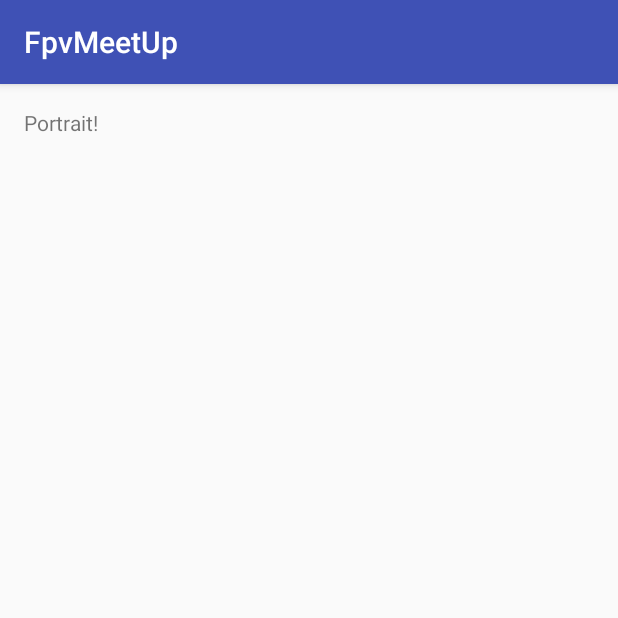
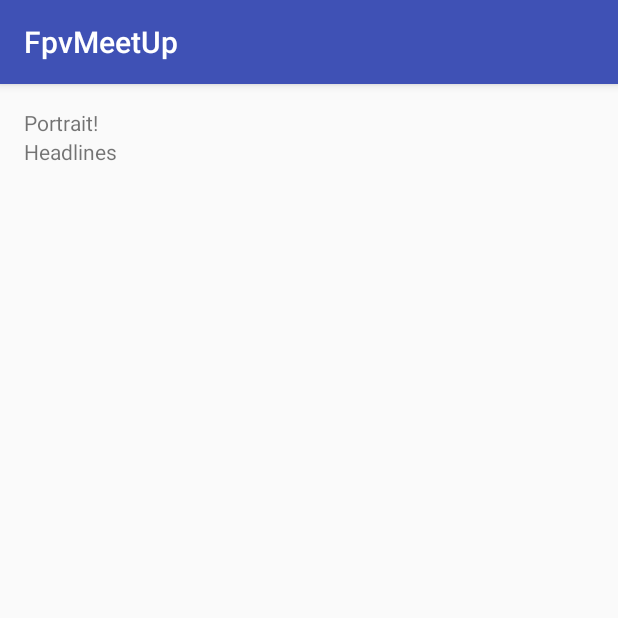
Before and after one commit to HenriqueAguaDoce/FpvMeetUp, an Android app: the screen it shows after launch (MainActivity), on a phone screen of 412 x 824 dp, the top half of it. Run offline under Robolectric (Android 15) with nearby library versions, the phone set to English and light mode, and no system bars.

Commit message:
Reimplementação da aplicação "News" - Ponto 4

```diff
--- a/app/src/main/java/pt/ipbeja/pdm2/fpvmeetup/MainActivity.java
+++ b/app/src/main/java/pt/ipbeja/pdm2/fpvmeetup/MainActivity.java
@@ -2,6 +2,7 @@ package pt.ipbeja.pdm2.fpvmeetup;
 
 import android.support.v7.app.AppCompatActivity;
 import android.os.Bundle;
+import android.widget.Toast;
 
 public class MainActivity extends AppCompatActivity {
 
@@ -9,5 +10,16 @@ public class MainActivity extends AppCompatActivity {
     protected void onCreate(Bundle savedInstanceState) {
         super.onCreate(savedInstanceState);
         setContentView(R.layout.activity_main);
+
+        Toast.makeText(this, "OnCreate", Toast.LENGTH_SHORT).show();
+        if (findViewById(R.id.fragment_container) != null) {
+            if (savedInstanceState != null) {
+                return;
+            }
+            FragmentHeadlines head = new FragmentHeadlines();
+            head.setArguments(getIntent().getExtras());
+            getSupportFragmentManager().beginTransaction().add(R.id.fragment_container, head).commit();
+        }
+
     }
 }
--- a/app/src/main/res/layout/activity_main.xml
+++ b/app/src/main/res/layout/activity_main.xml
@@ -2,6 +2,7 @@
 <LinearLayout xmlns:android="http://schemas.android.com/apk/res/android"
     xmlns:tools="http://schemas.android.com/tools"
     android:id="@+id/activity_main"
+    android:orientation="vertical"
     android:layout_width="match_parent"
     android:layout_height="match_parent"
     android:paddingBottom="@dimen/activity_vertical_margin"
@@ -14,4 +15,11 @@
         android:layout_width="wrap_content"
         android:layout_height="wrap_content"
         android:text= "@string/portrait"  />
+
+    <FrameLayout
+        android:layout_width="match_parent"
+        android:layout_height="match_parent"
+        android:id="@+id/fragment_container">
+    </FrameLayout>
+
 </LinearLayout>
```
